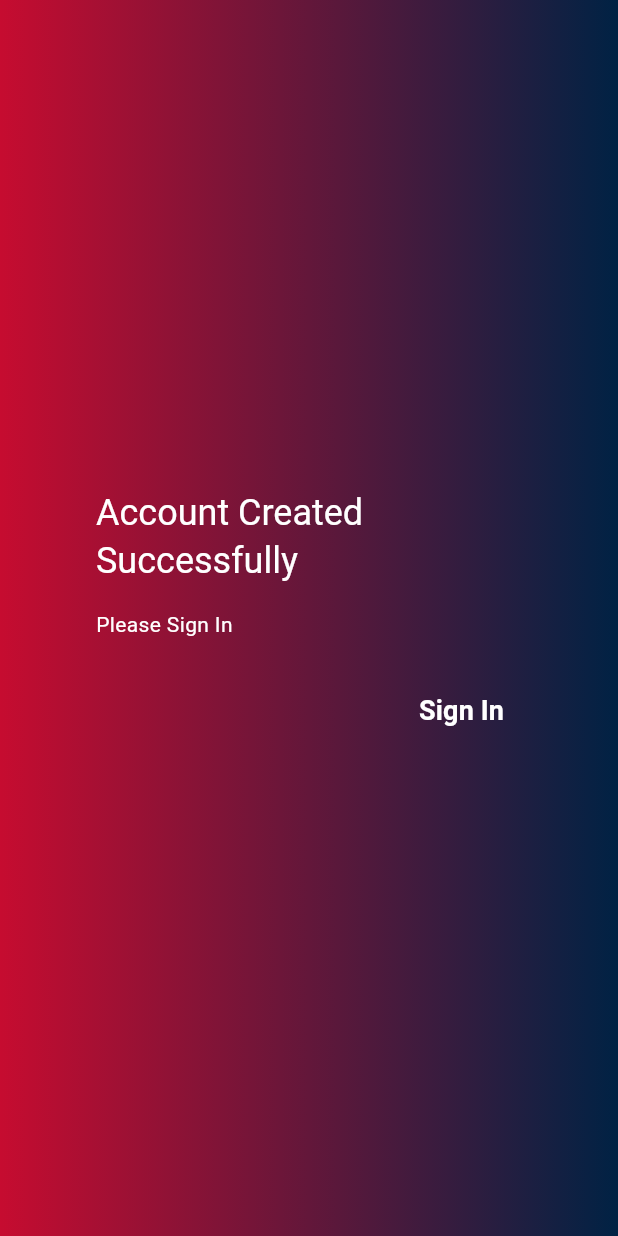
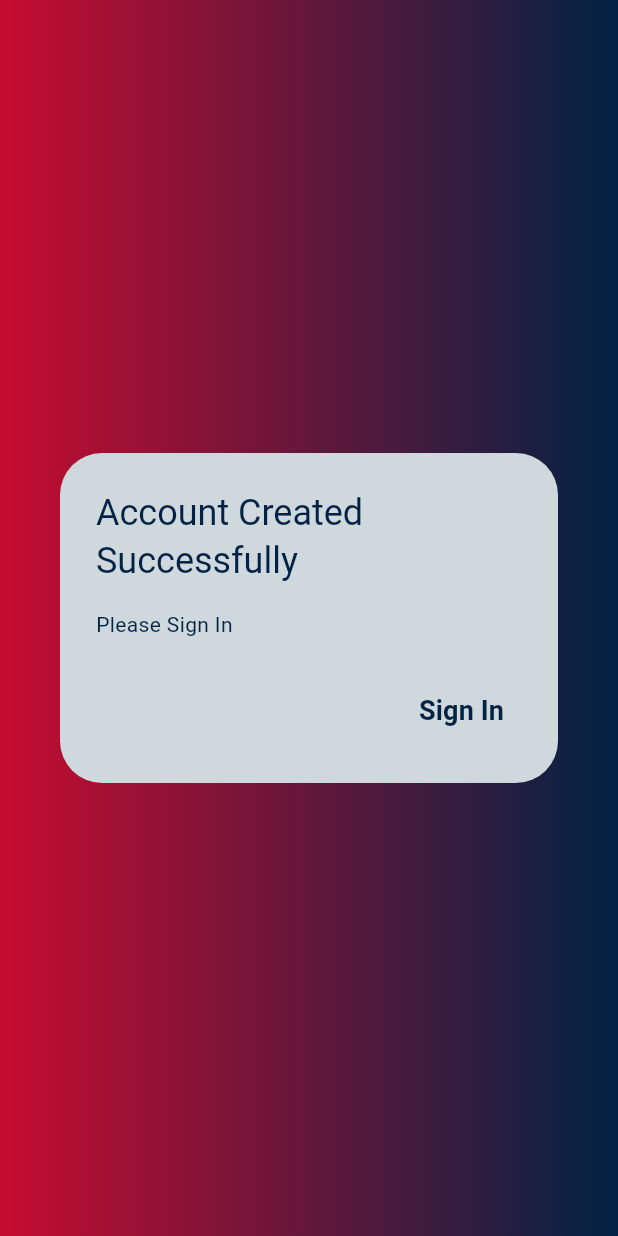
Before and after one commit to AliQassem2298/SAD-WMS, a Flutter app: the DialogPage screen opened by its route, on a phone screen of 412 x 824 dp. Run offline on Flutter 3.47's test engine with Material 3 defaults, Android fonts, the phone set to English and light mode, and no system bars; our stand-ins replace assets_audio_player, get, modal_progress_hud_nsn, shared_preferences; missing offline and left inert: flutter_barcode_scanner; accounts and stored records are empty.

```diff
--- a/lib/view/pages/dialog_page.dart
+++ b/lib/view/pages/dialog_page.dart
@@ -33,17 +33,17 @@ class DialogPage extends StatelessWidget {
         ),
         child: AlertDialog(
           elevation: 50,
-          backgroundColor: Colors.transparent,
+          backgroundColor: kCardBackGroundColor,
           title: Text(
             title,
             style: const TextStyle(
-              color: Colors.white,
+              color: kFirstColor,
             ),
           ),
           content: Text(
             content,
             style: const TextStyle(
-              color: Colors.white,
+              color: kFirstColor,
             ),
           ),
           actions: [
@@ -56,7 +56,7 @@ class DialogPage extends StatelessWidget {
                 style: const TextStyle(
                   fontSize: 18,
                   fontWeight: FontWeight.w600,
-                  color: Colors.white,
+                  color: kFirstColor,
                 ),
               ),
             ),
--- a/lib/view/widgets/custom_dialog.dart
+++ b/lib/view/widgets/custom_dialog.dart
@@ -39,8 +39,8 @@ class MyDialog extends StatelessWidget {
               ),
               child: AlertDialog(
                 elevation: 50,
-                backgroundColor: Colors.transparent,
-                // backgroundColor: kCardBackGroundColor,
+                // backgroundColor: Colors.transparent,
+                backgroundColor: kCardBackGroundColor,
                 title: Row(
                   mainAxisAlignment: MainAxisAlignment.spaceEvenly,
                   children: [
@@ -68,7 +68,9 @@ class MyDialog extends StatelessWidget {
                         },
                         hintText: 'Enter Your Password',
                         text: 'Password',
-                        icon: const Icon(Icons.remove_red_eye),
+                        icon: const Icon(
+                          Icons.remove_red_eye,
+                        ),
                         toggleVisibility: true,
                       ),
                       IconButton(
@@ -128,7 +130,9 @@ class MyDialog extends StatelessWidget {
                             controller.loadingIndecatorFalse();
                           }
                         },
-                        icon: Icon(Icons.done),
+                        icon: Icon(
+                          Icons.done,
+                        ),
                       ),
                     ],
                   ),
```
